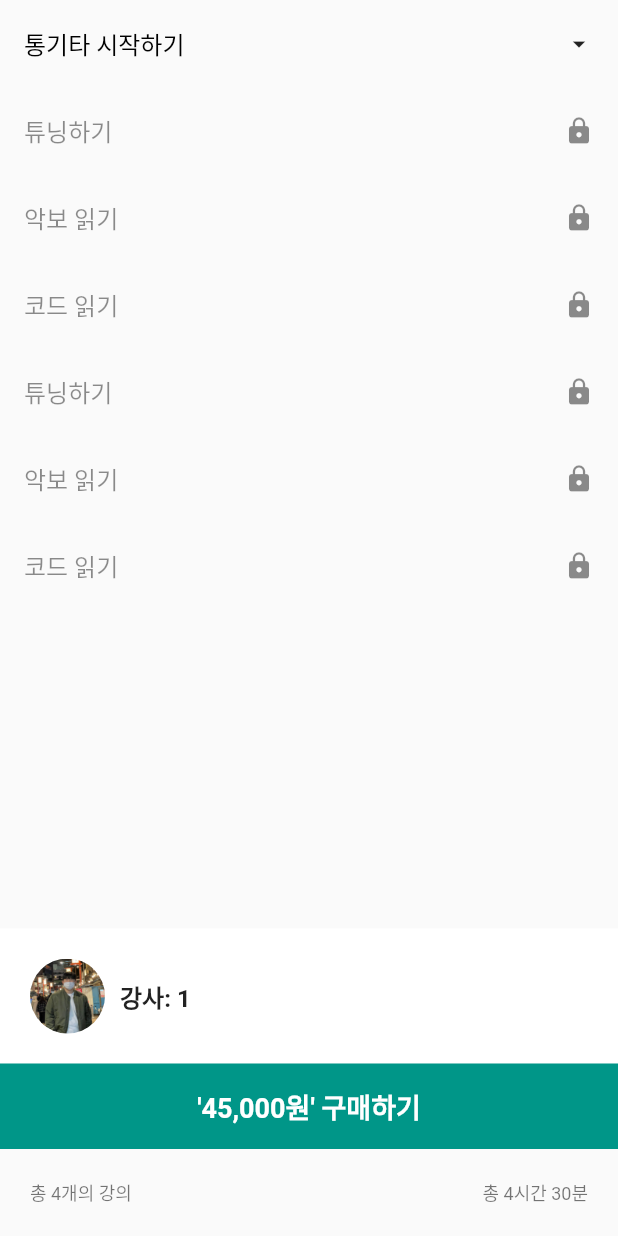
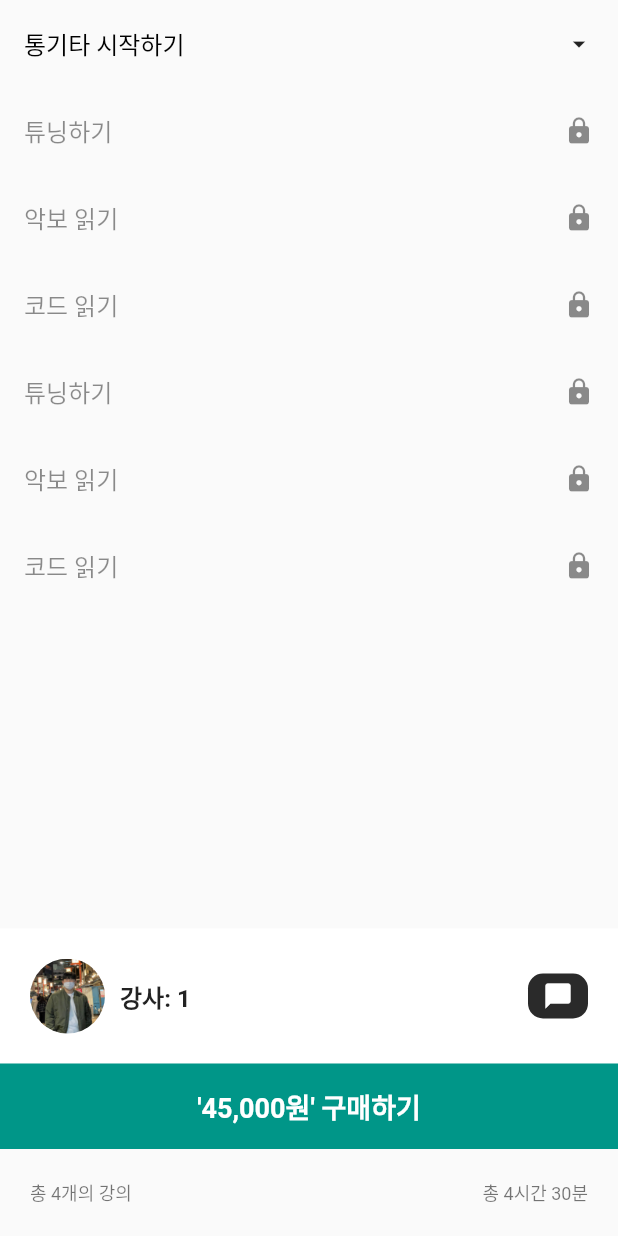
Before and after one commit to PoomAt-E/hobby-mate, a Flutter app: the ClassDetailScreen screen opened directly, scrolled down 200 dp, on a phone screen of 412 x 824 dp. Run offline on Flutter 3.47's test engine with Material 2 defaults, Android fonts, the phone set to English and light mode, and no system bars; our stand-ins replace chat_bubbles, chewie, cloud_firestore, dio, file_picker, firebase_core and 7 more; accounts and stored records are empty.

Commit message:
feat: 채팅화면 연결

```diff
--- a/lib/model/chat.dart
+++ b/lib/model/chat.dart
@@ -69,7 +69,7 @@ class ChatMember {
   }
   toJson() {
     return {
-      'name': nickname,
+      'nickname': nickname,
       'email': email,
       'photoUrl': photoUrl,
       'role': role,
--- a/lib/screen/chat/chat_screen.dart
+++ b/lib/screen/chat/chat_screen.dart
@@ -71,7 +71,7 @@ class ChatScreenState extends State<ChatScreen> {
                 },
               ),
             ),
-            backgroundColor: Color.fromARGB(255, 42, 42, 42),
+            backgroundColor: Colors.white,
             extendBodyBehindAppBar: false,
             body: Stack(
               children: [
@@ -197,9 +197,9 @@ class ChatScreenState extends State<ChatScreen> {
   newChatroom() async {
     final SharedPreferences prefs = await SharedPreferences.getInstance();
     userId = prefs.getString('email')!;
-    final userName = prefs.getString('name')!;
+    final userName = prefs.getString('nickname')!;
     final userRole = prefs.getString('role')!;
-    final userUrl = prefs.getString('profile_img_url')!;
+    final userUrl = prefs.getString('profile_img_url')??'https://identitylessimgserver.s3.ap-northeast-2.amazonaws.com/member/base_profile.png';
     final message = Message(
         content: newMessage,
         sender: userId,
--- a/lib/screen/chat/chatlist_screen.dart
+++ b/lib/screen/chat/chatlist_screen.dart
@@ -5,7 +5,7 @@ import '../../service/chat_service.dart';
 import '../../style/style.dart';
 import '../../widget/chat/chat_list.dart';
 
-final counselorListProvider =
+final chatListProvider =
     StreamProvider.autoDispose((ref) => ChatService().getChatListData());
 
 class ChatListScreen extends ConsumerStatefulWidget {
@@ -18,7 +18,7 @@ class ChatListScreen extends ConsumerStatefulWidget {
 class ChatListScreenState extends ConsumerState<ChatListScreen> {
   @override
   Widget build(BuildContext context) {
-    final chatList = ref.watch(counselorListProvider);
+    final chatList = ref.watch(chatListProvider);
     return Container(
         padding: const EdgeInsets.symmetric(vertical: 30, horizontal: 20),
         child: Column(crossAxisAlignment: CrossAxisAlignment.start, children: [
--- a/lib/screen/class/class_detail_screen.dart
+++ b/lib/screen/class/class_detail_screen.dart
@@ -1,9 +1,13 @@
 import 'package:flutter/material.dart';
 import 'package:hobby_mate/screen/class/class_vod_player_screen.dart';
+import 'package:hobby_mate/service/auth_service.dart';
 import 'package:hobby_mate/widget/profile_image.dart';
 
+import '../../model/member.dart';
 import '../../model/vod.dart';
+import '../../service/chat_service.dart';
 import '../../style/style.dart';
+import '../chat/chat_screen.dart';
 
 class ClassDetailScreen extends StatefulWidget {
   const ClassDetailScreen({super.key, required this.vod});
@@ -23,7 +27,7 @@ class _ClassDetailScreenState extends State<ClassDetailScreen> {
         actions: [
           IconButton(
               onPressed: () {},
-              icon: Icon(
+              icon: const Icon(
                 true ? Icons.favorite_rounded : Icons.favorite_border,
                 color: Colors.red,
               ))
@@ -39,7 +43,7 @@ class _ClassDetailScreenState extends State<ClassDetailScreen> {
               child: Text(widget.vod.vodName,
                   style: const TextStyle(color: Colors.white, fontSize: 12))),
           background: Image(
-            image: AssetImage('assets/images/default_class.png'),
+            image: const AssetImage('assets/images/default_class.png'),
             fit: BoxFit.cover,
             color: Colors.white.withOpacity(0.8),
             colorBlendMode: BlendMode.modulate,
@@ -79,17 +83,38 @@ class _ClassDetailScreenState extends State<ClassDetailScreen> {
             color: Colors.white,
             padding: const EdgeInsets.symmetric(horizontal: 20, vertical: 20),
             child: Row(
+              mainAxisAlignment: MainAxisAlignment.spaceBetween,
+                mainAxisSize: MainAxisSize.max,
+                children: [
+              Row(
                 children: [
                   ProfileImage(
                       onProfileImagePressed: () {}, path: null, imageSize: 50),
                   const SizedBox(width: 10),
                   Text(
                     '강사: ${widget.vod.ownerId}',
-                style: const TextStyle(fontSize: 16, fontWeight: FontWeight.w600),
+                    style: const TextStyle(
+                        fontSize: 16, fontWeight: FontWeight.w600),
                   ),
                 ],
               ),
+              InkWell(
+                  onTap: () => onButtonClick("test111@gmail.com"),
+                  child: Container(
+                alignment: AlignmentDirectional.centerEnd,
+                padding: const EdgeInsets.symmetric(horizontal: 10, vertical: 5),
+                decoration: BoxDecoration(
+                  color: const Color.fromARGB(255, 42, 42, 42),
+                  borderRadius: BorderRadius.circular(10),
                 ),
+                child: const Center(
+                  child: Icon(
+                    Icons.chat_bubble,
+                    color: Colors.white,
+                    size: 20,
+                ),
+              )))
+            ])),
         InkWell(
           onTap: () => showDialog(
               context: context,
@@ -100,29 +125,29 @@ class _ClassDetailScreenState extends State<ClassDetailScreen> {
                     actions: [
                       TextButton(
                           onPressed: () => Navigator.of(context).pop(),
-                          child: Text('취소')),
+                          child: const Text('취소')),
                       TextButton(
                           onPressed: () => Navigator.of(context).pop(),
-                          child: Text('확인')),
+                          child: const Text('확인')),
                     ],
                   )),
           child: Container(
-            child: Text(
+            width: double.infinity,
+            padding: const EdgeInsets.symmetric(vertical: 15, horizontal: 20),
+            color: Colors.teal,
+            alignment: Alignment.center,
+            child: const Text(
               '\'45,000원\' 구매하기',
               style: TextStyle(
                   fontWeight: FontWeight.w600,
                   color: Colors.white,
                   fontSize: 18),
             ),
-            width: double.infinity,
-            padding: const EdgeInsets.symmetric(vertical: 15, horizontal: 20),
-            color: Colors.teal,
-            alignment: Alignment.center,
           ),
         ),
         Container(
           padding: const EdgeInsets.symmetric(horizontal: 20, vertical: 20),
-          child: Row(
+          child: const Row(
             mainAxisAlignment: MainAxisAlignment.spaceBetween,
             children: [
               Text('총 4개의 강의',
@@ -135,6 +160,21 @@ class _ClassDetailScreenState extends State<ClassDetailScreen> {
         Container()
       ]))
     ]));
+  }
+  void toChatScreen(String chatroomId, Member member) {
+    Navigator.of(context).push(MaterialPageRoute(
+        builder: (context) => ChatScreen(
+          chatroomId: chatroomId,
+          isNew: true,
+          other: member,
+        )) // 리버팟 적용된 HomeScreen 만들기
+    );
+  }
+
+  void onButtonClick(String email1) async { // 나중에 Member로 바꿔야함
+    final chatroomId = await ChatService().makeChatroomId(email1);
+    final member = await AuthService().getMemberInfo(email1);
+    toChatScreen(chatroomId, member);
   }
 }
 
@@ -183,11 +223,11 @@ class ClassWeekBox extends StatelessWidget {
               Container(
                   width: MediaQuery.of(context).size.width - size - 70,
                   margin: const EdgeInsets.only(left: 20),
-                  child: Column(
+                  child: const Column(
                     crossAxisAlignment: CrossAxisAlignment.start,
                     mainAxisSize: MainAxisSize.max,
                     mainAxisAlignment: MainAxisAlignment.spaceBetween,
-                    children: const [
+                    children: [
                       Text(
                         '튜닝하기',
                         style: TextStyles.classWeekContentTextStyle,
```
Also changed, not shown: lib/screen/main/mentor_profile_screen.dart (added, +121 -0 lines), lib/service/auth_service.dart (+10 -13 lines). Lines whose indentation alone changed are shown as unchanged.
